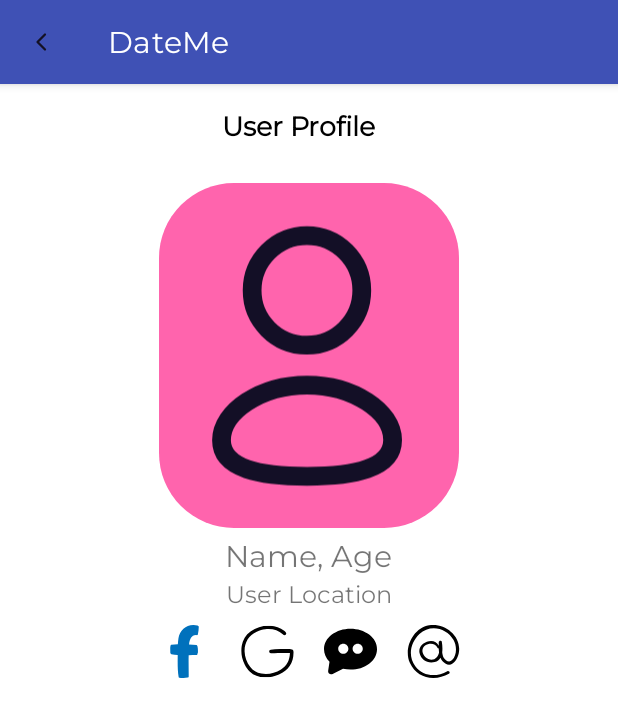
After one commit to skudu95/DateMe, an Android app: the UserProfileActivity screen opened directly, with no data from a screen before it, on a phone screen of 412 x 824 dp. The commit adds this screen. Shown: the top 717 px of the screen. Run offline under Robolectric (Android 15) with nearby library versions, the phone set to English and light mode, and no system bars; 1 statement that could not run was skipped.

Commit message:
designing user profile

```diff
--- a/app/src/main/AndroidManifest.xml
+++ b/app/src/main/AndroidManifest.xml
@@ -14,6 +14,13 @@
         android:supportsRtl="true"
         android:theme="@style/Theme.DateMe"
         tools:targetApi="31">
+        <activity
+            android:name=".activities.UserProfileActivity"
+            android:exported="false">
+            <meta-data
+                android:name="android.app.lib_name"
+                android:value="" />
+        </activity>
         <activity
             android:name=".activities.LoginEmailActivity"
             android:exported="false"
@@ -55,6 +62,7 @@
 
                 <category android:name="android.intent.category.LAUNCHER" />
             </intent-filter>
+
             <meta-data
                 android:name="android.app.lib_name"
                 android:value="" />
@@ -65,11 +73,14 @@
             android:screenOrientation="portrait"
             android:theme="@style/NoActionBar"
             tools:ignore="LockedOrientationActivity">
-            <!--<intent-filter>
+
+            <!--
+            <intent-filter>
                 <action android:name="android.intent.action.MAIN" />
 
                 <category android:name="android.intent.category.LAUNCHER" />
-            </intent-filter>-->
+            </intent-filter>
+            -->
 
             <meta-data
                 android:name="android.app.lib_name"
--- /dev/null
+++ b/app/src/main/java/com/kudu/dateme/activities/UserProfileActivity.kt
@@ -0,0 +1,31 @@
+package com.kudu.dateme.activities
+
+import android.os.Bundle
+import androidx.appcompat.app.AppCompatActivity
+import com.kudu.dateme.R
+import com.kudu.dateme.databinding.ActivityUserProfileBinding
+
+class UserProfileActivity : AppCompatActivity() {
+
+    private lateinit var binding: ActivityUserProfileBinding
+
+    override fun onCreate(savedInstanceState: Bundle?) {
+        super.onCreate(savedInstanceState)
+        binding = ActivityUserProfileBinding.inflate(layoutInflater)
+        setContentView(binding.root)
+
+        setUpActionBar()
+    }
+
+    //action bar
+    private fun setUpActionBar() {
+        setSupportActionBar(binding.toolbarUserProfileActivity)
+
+        val actionBar = supportActionBar
+        if (actionBar != null) {
+            actionBar.setDisplayHomeAsUpEnabled(true)
+            actionBar.setHomeAsUpIndicator(R.drawable.ic_back)
+        }
+        binding.toolbarUserProfileActivity.setNavigationOnClickListener { onBackPressed() }
+    }
+}
--- /dev/null
+++ b/app/src/main/res/drawable/ic_email_verified.xml
@@ -0,0 +1,4 @@
+<vector android:height="24dp" android:viewportHeight="183.79"
+    android:viewportWidth="183.79" android:width="24dp" xmlns:android="http://schemas.android.com/apk/res/android">
+    <path android:fillColor="#FF000000" android:pathData="M76.47,1.24c-55.33,9.73 -89.15,79.8 -66.65,129.63c24.68,54.65 85.74,66.04 135.51,38.49c6.1,-3.38 0.64,-12.73 -5.46,-9.34c-37.91,21.09 -83.37,19.13 -111.05,-17.22C1.69,107.18 12.84,60.96 42.96,31.56C79.74,-4.34 137.34,9.01 161.52,52.06c11.81,21.02 11.91,51.58 -5.22,69.64c-10.38,10.94 -23.69,0.34 -28.99,-8.4c-3.16,-5.21 -4.39,-12.8 -5.23,-18.96c1.68,-12.36 0.38,-25.74 -1.39,-36.25c-1.04,-6.17 -10.62,-4.5 -10.64,1.44c-0.02,4.02 -0.07,8.18 -0.08,12.39c-13.21,-33.82 -74.86,-12.17 -66.54,25.03c5.45,24.36 28.9,37.9 52.75,31.5c9.4,-2.52 15.7,-7.98 19.81,-15.02c3.41,7.92 8.7,14.86 16.98,20.01c24.63,15.31 42.58,-16.2 46.53,-35.74C191.4,38.85 130.84,-8.32 76.47,1.24zM103.15,111.67c-16.93,20.02 -47.28,1.5 -49.51,-19.98c-2.76,-26.7 41.82,-37.17 52.1,-12.69c0.85,2.02 2.88,2.45 4.34,1.75c0.14,4.82 0.45,9.63 1.09,14.33C109.85,101.02 107.39,106.66 103.15,111.67z"/>
+</vector>
--- /dev/null
+++ b/app/src/main/res/drawable/ic_facebook_verified.xml
@@ -0,0 +1,9 @@
+<vector xmlns:android="http://schemas.android.com/apk/res/android"
+    android:width="24dp"
+    android:height="24dp"
+    android:viewportWidth="227.66"
+    android:viewportHeight="227.66">
+    <path
+        android:fillColor="#0071BC"
+        android:pathData="M172.52,4.76c1.47,0.32 2.7,1.38 2.61,3.39c-0.5,10.08 -1.05,20.21 -3.58,30.02c0.32,2.75 -1.38,5.96 -4.54,5.55c-22.55,-2.98 -30.75,17.33 -33.69,40.2c10.73,0.64 21.36,1.47 31.72,2.38c1.92,0.18 2.98,1.51 3.21,2.98c0.55,0.37 1.05,0.92 1.28,1.74c1.83,5.96 1.88,12.65 2.02,18.88c0.09,4.9 0.69,10.45 -2.61,14.35c0.41,2.29 -0.82,4.95 -3.9,5.04c-11,0.14 -22.14,0.32 -33.32,0.41c0,1.1 0,2.2 -0.05,3.21c-0.78,29.93 0.5,59.77 0.18,89.65c-0.05,2.34 -1.92,3.21 -3.62,2.89c-0.23,0.14 -0.46,0.32 -0.73,0.41c-5.64,1.79 -12.01,1.51 -17.88,1.7c-5.82,0.14 -11.55,0.28 -17.33,-0.73c-1.42,0.46 -3.16,0 -3.48,-1.88c-5.18,-29.61 -4.31,-60.87 -4.17,-90.84c0,-1.88 0,-3.76 0,-5.64c-9.12,-0.6 -18.2,-1.51 -27.13,-2.8c-1.38,-0.23 -2.06,-1.15 -2.15,-2.2c-3.3,-2.2 -2.52,-7.97 -2.57,-11.6c-0.14,-7.79 -1.01,-16.82 1.24,-24.34c0.23,-0.78 0.78,-1.28 1.47,-1.65c0.41,-0.46 1.01,-0.78 1.83,-0.87c9.12,-1.1 18.52,-1.74 28,-2.06c0.46,-8.62 1.24,-17.23 2.57,-25.67c6.28,-40.24 40.79,-64.67 81.54,-55.28C171.15,2.42 172.11,3.52 172.52,4.76z" />
+</vector>
--- /dev/null
+++ b/app/src/main/res/drawable/ic_google_verified.xml
@@ -0,0 +1,7 @@
+<vector android:height="24dp" android:viewportHeight="173"
+    android:viewportWidth="173" android:width="24dp" xmlns:android="http://schemas.android.com/apk/res/android">
+    <group>
+        <clip-path android:pathData="M0.47,2.08h171.96v168.68h-171.96z"/>
+        <path android:fillColor="#000000" android:pathData="M162.04,78.78C160.88,78.65 159.71,78.6 158.55,78.6C154.73,78.65 150.91,78.69 147.04,78.74C135.12,78.88 122.8,79.02 110.69,79.32C106.13,79.54 101.6,80.1 97.13,80.99C93.71,81.59 91.78,83.92 92.08,87.07C92.35,89.87 94.4,91.68 97.54,91.91C101.5,92.2 105.58,92.16 109.1,92.09C116.83,91.94 124.56,91.78 132.28,91.61L133.77,91.58C140.59,91.43 147.41,91.29 154.24,91.15C155.48,91.12 156.73,91.2 158.32,91.3L158.54,91.32L159.78,91.39C158.73,116.18 149.18,133.8 130.63,145.27C110.75,157.55 89.1,162 66.29,158.49C51.18,156.16 39.09,149.07 30.35,137.41C18.5,121.63 12.25,104.5 11.75,86.49C10.92,56.93 25,34.02 51.39,21.96C61.59,17.3 70.24,14.67 78.61,13.67C101.98,10.88 120.89,16.32 136.41,30.32C136.57,30.47 136.73,30.62 136.92,30.8C137.44,31.33 138.01,31.8 138.62,32.22C141.17,33.82 143.79,33.62 145.82,31.67C148.01,29.57 148.26,26.7 146.47,24.37C144.87,22.34 142.99,20.53 140.9,19.01C127.85,9.2 112.21,3.43 95.92,2.4C72.71,0.83 50.91,7.26 31.1,21.53C15.35,32.87 5.61,48.82 2.15,68.94C-1.27,88.86 2.04,108.92 12,128.56C17.02,138.47 22.62,146.25 29.12,152.34C41.71,164.13 57.52,170.08 77.47,170.54C78.25,170.55 79.02,170.56 79.8,170.56C94.25,170.56 108.69,167.49 123.93,161.17C139.28,154.81 151.19,145.28 159.34,132.84C167.3,120.69 171.49,106.08 171.78,89.4C171.91,81.73 169.82,79.44 162.04,78.78Z"/>
+    </group>
+</vector>
--- /dev/null
+++ b/app/src/main/res/layout/activity_user_profile.xml
@@ -0,0 +1,117 @@
+<?xml version="1.0" encoding="utf-8"?>
+<RelativeLayout xmlns:android="http://schemas.android.com/apk/res/android"
+    xmlns:tools="http://schemas.android.com/tools"
+    android:layout_width="match_parent"
+    android:layout_height="match_parent"
+    tools:context=".activities.UserProfileActivity">
+
+    <androidx.appcompat.widget.Toolbar
+        android:id="@+id/toolbar_user_profile_activity"
+        android:layout_width="match_parent"
+        android:layout_height="?attr/actionBarSize"
+        android:background="@color/white">
+
+        <com.google.android.material.textview.MaterialTextView
+            android:id="@+id/tv_title_user_profile"
+            android:layout_width="match_parent"
+            android:layout_height="match_parent"
+            android:layout_marginEnd="?android:attr/actionBarSize"
+            android:fontFamily="@font/montserrat_regular"
+            android:gravity="center"
+            android:paddingStart="25dp"
+            android:paddingEnd="0dp"
+            android:text="@string/user_profile"
+            android:textColor="@color/black"
+            android:textSize="18sp"
+            android:textStyle="bold" />
+
+    </androidx.appcompat.widget.Toolbar>
+
+    <ScrollView
+        android:layout_width="match_parent"
+        android:layout_height="wrap_content"
+        android:layout_below="@id/toolbar_user_profile_activity">
+
+        <RelativeLayout
+            android:layout_width="match_parent"
+            android:layout_height="wrap_content">
+
+            <com.google.android.material.imageview.ShapeableImageView
+                android:id="@+id/iv_user_image"
+                style="@style/circular"
+                android:layout_width="200dp"
+                android:layout_height="230dp"
+                android:layout_centerHorizontal="true"
+                android:layout_marginTop="10dp"
+                android:background="@drawable/custom_circular_button"
+                android:src="@drawable/ic_profile" />
+
+            <com.google.android.material.textview.MaterialTextView
+                android:id="@+id/tv_user_name_age"
+                android:layout_width="wrap_content"
+                android:layout_height="wrap_content"
+                android:layout_below="@id/iv_user_image"
+                android:layout_centerHorizontal="true"
+                android:layout_marginTop="5dp"
+                android:fontFamily="@font/montserrat_bold"
+                android:maxLines="1"
+                android:text="@string/user_name_age"
+                android:textSize="20sp" />
+
+            <com.google.android.material.textview.MaterialTextView
+                android:id="@+id/tv_user_location"
+                android:layout_width="wrap_content"
+                android:layout_height="wrap_content"
+                android:layout_below="@id/tv_user_name_age"
+                android:layout_centerHorizontal="true"
+                android:layout_marginTop="2dp"
+                android:fontFamily="@font/montserrat_bold"
+                android:maxLines="1"
+                android:text="@string/user_location"
+                android:textSize="16sp" />
+
+            <LinearLayout
+                android:id="@+id/linear_social_verified"
+                android:layout_width="match_parent"
+                android:layout_height="wrap_content"
+                android:layout_below="@id/tv_user_location"
+                android:layout_centerHorizontal="true"
+                android:gravity="center"
+                android:orientation="horizontal">
+
+                <ImageView
+                    android:layout_width="35dp"
+                    android:layout_height="35dp"
+                    android:layout_margin="10dp"
+                    android:contentDescription="@string/facebook_verified"
+                    android:src="@drawable/ic_facebook_verified" />
+
+                <ImageView
+                    android:layout_width="35dp"
+                    android:layout_height="35dp"
+                    android:layout_margin="10dp"
+                    android:contentDescription="@string/google_verified"
+                    android:src="@drawable/ic_google_verified" />
+
+                <ImageView
+                    android:layout_width="35dp"
+                    android:layout_height="35dp"
+                    android:layout_margin="10dp"
+                    android:contentDescription="@string/phone_number_verified"
+                    android:src="@drawable/ic_phone_login" />
+
+                <ImageView
+                    android:layout_width="35dp"
+                    android:layout_height="35dp"
+                    android:layout_margin="10dp"
+                    android:contentDescription="@string/email_verified"
+                    android:src="@drawable/ic_email_verified" />
+
+            </LinearLayout>
+
+
+        </RelativeLayout>
+    </ScrollView>
+
+
+</RelativeLayout>
--- a/app/src/main/res/values/strings.xml
+++ b/app/src/main/res/values/strings.xml
@@ -9,7 +9,6 @@
     <string name="log_in_with_phone_number">Log In With Phone Number</string>
     <string name="log_in_with_google">Log In With Google</string>
     <string name="log_in_with_facebook">Log In With Facebook</string>
-    <!-- TODO: Remove or change this placeholder text -->
     <string name="hello_blank_fragment">Hello blank fragment</string>
     <string name="my_number_is">My number is</string>
     <string name="country">Country</string>
@@ -27,4 +26,11 @@
     <string name="notification_time_text">2h ago</string>
     <string name="notification_user_image">Notification User Image</string>
     <string name="notification_filter_button">Notification Filter Button</string>
+    <string name="user_profile">User Profile</string>
+    <string name="user_name_age">Name, Age</string>
+    <string name="user_location">User Location</string>
+    <string name="email_verified">Email Verified</string>
+    <string name="phone_number_verified">Phone Number Verified</string>
+    <string name="google_verified">Google Verified</string>
+    <string name="facebook_verified">Facebook Verified</string>
 </resources>
```
